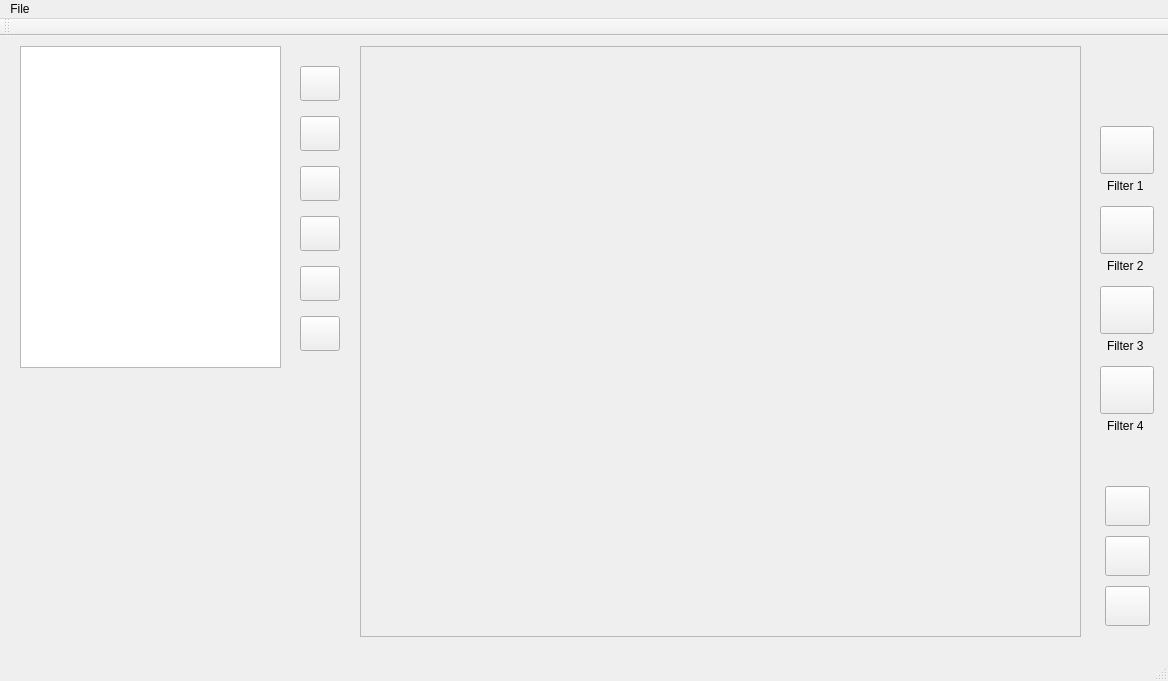
The window that ImageEditorFrontend/Views/MainWindow.ui (xbognar/ImageEditorFrontend) describes before a commit, drawn with Qt 5.
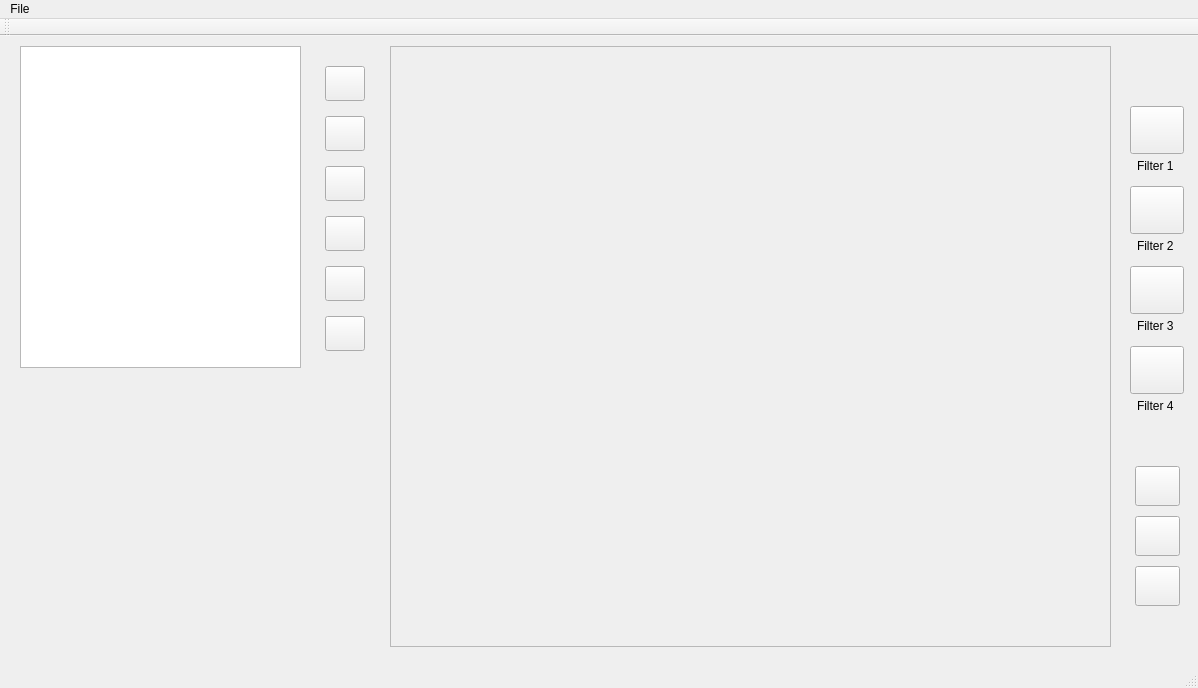
The same window after the commit.

Commit message: Fixing errors in the MainWindow

The edit to the form file:
```diff
--- a/ImageEditorFrontend/Views/MainWindow.ui
+++ b/ImageEditorFrontend/Views/MainWindow.ui
@@ -6,8 +6,8 @@
    <rect>
     <x>0</x>
     <y>0</y>
-    <width>1168</width>
-    <height>681</height>
+    <width>1198</width>
+    <height>688</height>
    </rect>
   </property>
   <property name="windowTitle">
@@ -17,10 +17,10 @@
    <widget class="QLabel" name="imageViewer">
     <property name="geometry">
      <rect>
-      <x>360</x>
+      <x>390</x>
       <y>10</y>
       <width>721</width>
-      <height>591</height>
+      <height>601</height>
      </rect>
     </property>
     <property name="frameShape">
@@ -35,7 +35,7 @@
      <rect>
       <x>20</x>
       <y>10</y>
-      <width>261</width>
+      <width>281</width>
       <height>322</height>
      </rect>
     </property>
@@ -43,7 +43,7 @@
    <widget class="QPushButton" name="cropButton">
     <property name="geometry">
      <rect>
-      <x>300</x>
+      <x>325</x>
       <y>130</y>
       <width>40</width>
       <height>35</height>
@@ -56,7 +56,7 @@
    <widget class="QPushButton" name="rotateRightButton">
     <property name="geometry">
      <rect>
-      <x>300</x>
+      <x>325</x>
       <y>180</y>
       <width>40</width>
       <height>35</height>
@@ -69,7 +69,7 @@
    <widget class="QPushButton" name="rotateLeftButton">
     <property name="geometry">
      <rect>
-      <x>300</x>
+      <x>325</x>
       <y>230</y>
       <width>40</width>
       <height>35</height>
@@ -82,7 +82,7 @@
    <widget class="QPushButton" name="flipButton">
     <property name="geometry">
      <rect>
-      <x>300</x>
+      <x>325</x>
       <y>280</y>
       <width>40</width>
       <height>35</height>
@@ -95,7 +95,7 @@
    <widget class="QPushButton" name="deleteButton">
     <property name="geometry">
      <rect>
-      <x>300</x>
+      <x>325</x>
       <y>80</y>
       <width>40</width>
       <height>35</height>
@@ -108,7 +108,7 @@
    <widget class="QPushButton" name="openButton">
     <property name="geometry">
      <rect>
-      <x>300</x>
+      <x>325</x>
       <y>30</y>
       <width>40</width>
       <height>35</height>
@@ -121,8 +121,8 @@
    <widget class="QPushButton" name="filter1Button">
     <property name="geometry">
      <rect>
-      <x>1100</x>
-      <y>90</y>
+      <x>1130</x>
+      <y>70</y>
       <width>54</width>
       <height>48</height>
      </rect>
@@ -134,8 +134,8 @@
    <widget class="QLabel" name="filter1Label">
     <property name="geometry">
      <rect>
-      <x>1107</x>
-      <y>142</y>
+      <x>1137</x>
+      <y>122</y>
       <width>41</width>
       <height>16</height>
      </rect>
@@ -147,8 +147,8 @@
    <widget class="QLabel" name="filter2Label">
     <property name="geometry">
      <rect>
-      <x>1107</x>
-      <y>222</y>
+      <x>1137</x>
+      <y>202</y>
       <width>41</width>
       <height>16</height>
      </rect>
@@ -160,8 +160,8 @@
    <widget class="QPushButton" name="filter2Button">
     <property name="geometry">
      <rect>
-      <x>1100</x>
-      <y>170</y>
+      <x>1130</x>
+      <y>150</y>
       <width>54</width>
       <height>48</height>
      </rect>
@@ -173,8 +173,8 @@
    <widget class="QLabel" name="filter3Label">
     <property name="geometry">
      <rect>
-      <x>1107</x>
-      <y>302</y>
+      <x>1137</x>
+      <y>282</y>
       <width>41</width>
       <height>16</height>
      </rect>
@@ -186,8 +186,8 @@
    <widget class="QPushButton" name="filter3Button">
     <property name="geometry">
      <rect>
-      <x>1100</x>
-      <y>250</y>
+      <x>1130</x>
+      <y>230</y>
       <width>54</width>
       <height>48</height>
      </rect>
@@ -199,8 +199,8 @@
    <widget class="QLabel" name="filter4Label">
     <property name="geometry">
      <rect>
-      <x>1107</x>
-      <y>382</y>
+      <x>1137</x>
+      <y>362</y>
       <width>41</width>
       <height>16</height>
      </rect>
@@ -212,8 +212,8 @@
    <widget class="QPushButton" name="filter4Button">
     <property name="geometry">
      <rect>
-      <x>1100</x>
-      <y>330</y>
+      <x>1130</x>
+      <y>310</y>
       <width>54</width>
       <height>48</height>
      </rect>
@@ -225,8 +225,8 @@
    <widget class="QPushButton" name="redRGBButton">
     <property name="geometry">
      <rect>
-      <x>1105</x>
-      <y>450</y>
+      <x>1135</x>
+      <y>430</y>
       <width>45</width>
       <height>40</height>
      </rect>
@@ -238,8 +238,8 @@
    <widget class="QPushButton" name="blueRGBButton">
     <property name="geometry">
      <rect>
-      <x>1105</x>
-      <y>500</y>
+      <x>1135</x>
+      <y>480</y>
       <width>45</width>
       <height>40</height>
      </rect>
@@ -251,8 +251,8 @@
    <widget class="QPushButton" name="greenRGBButton">
     <property name="geometry">
      <rect>
-      <x>1105</x>
-      <y>550</y>
+      <x>1135</x>
+      <y>530</y>
       <width>45</width>
       <height>40</height>
      </rect>
@@ -265,9 +265,9 @@
     <property name="geometry">
      <rect>
       <x>10</x>
-      <y>350</y>
-      <width>341</width>
-      <height>251</height>
+      <y>340</y>
+      <width>371</width>
+      <height>271</height>
      </rect>
     </property>
     <property name="text">
@@ -280,7 +280,7 @@
     <rect>
      <x>0</x>
      <y>0</y>
-     <width>1168</width>
+     <width>1198</width>
      <height>21</height>
     </rect>
    </property>
```
The commit also changes 2 other files.
